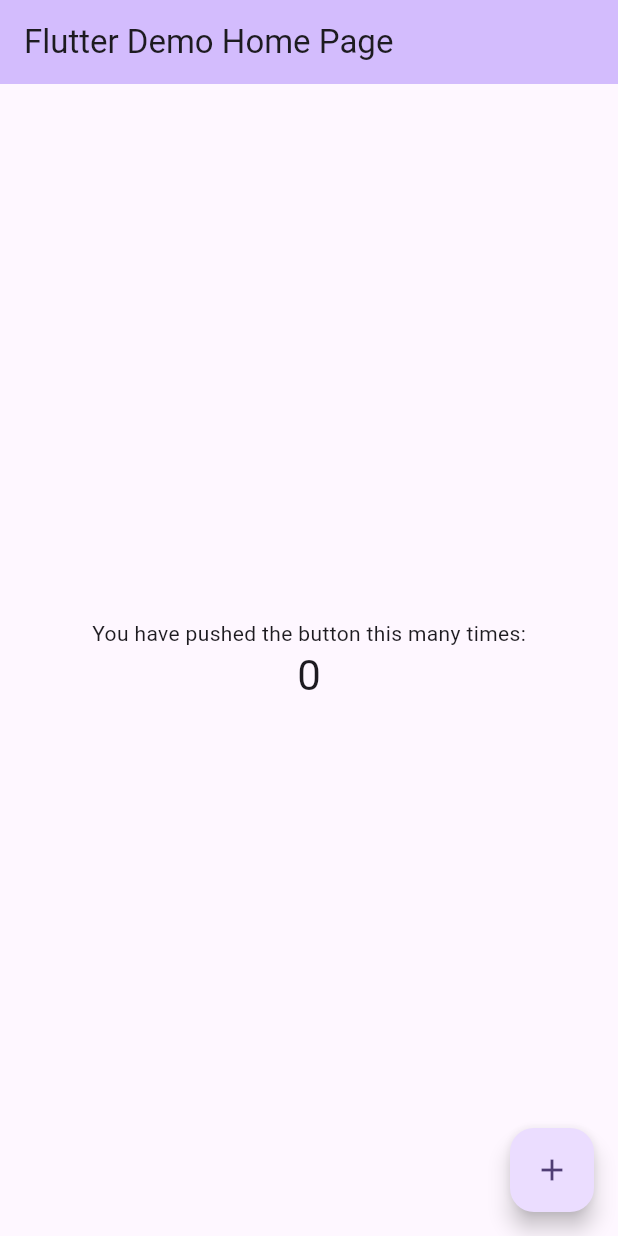
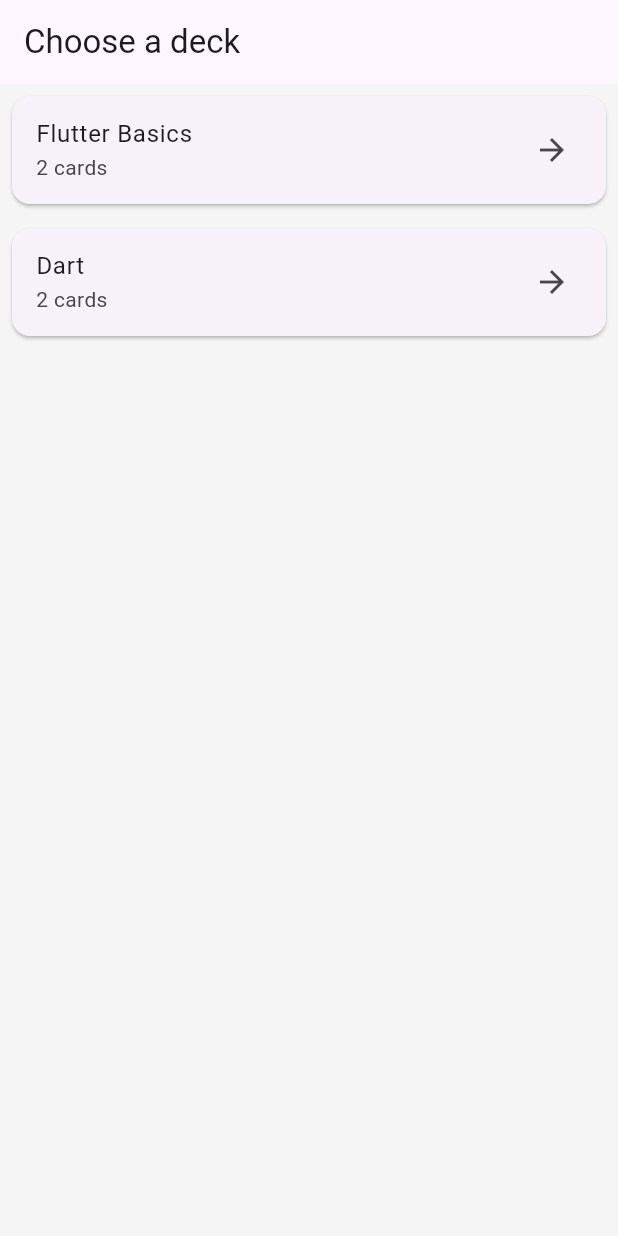
Before and after one commit to Ali1raz/MobileApp-development-, a Flutter app: the screen it shows after launch, on a phone screen of 412 x 824 dp. Run offline on Flutter 3.47's test engine with Material 3 defaults, Android fonts, the light colour scheme and no system bars.

Commit message:
add basic routes

```diff
--- a/flashcards/lib/main.dart
+++ b/flashcards/lib/main.dart
@@ -1,122 +1,147 @@
 import 'package:flutter/material.dart';
 
-void main() {
-  runApp(const MyApp());
-}
+void main() => runApp(MyApp());
 
 class MyApp extends StatelessWidget {
   const MyApp({super.key});
 
-  // This widget is the root of your application.
   @override
   Widget build(BuildContext context) {
     return MaterialApp(
-      title: 'Flutter Demo',
+      title: "FlashCards App",
       theme: ThemeData(
-        // This is the theme of your application.
-        //
-        // TRY THIS: Try running your application with "flutter run". You'll see
-        // the application has a purple toolbar. Then, without quitting the app,
-        // try changing the seedColor in the colorScheme below to Colors.green
-        // and then invoke "hot reload" (save your changes or press the "hot
-        // reload" button in a Flutter-supported IDE, or press "r" if you used
-        // the command line to start the app).
-        //
-        // Notice that the counter didn't reset back to zero; the application
-        // state is not lost during the reload. To reset the state, use hot
-        // restart instead.
-        //
-        // This works for code too, not just values: Most code changes can be
-        // tested with just a hot reload.
-        colorScheme: ColorScheme.fromSeed(seedColor: Colors.deepPurple),
+        primarySwatch: Colors.blue,
+        scaffoldBackgroundColor: Colors.grey[100],
       ),
-      home: const MyHomePage(title: 'Flutter Demo Home Page'),
+      home: DeckSelectionScreen(),
+      debugShowCheckedModeBanner: false,
     );
   }
 }
 
-class MyHomePage extends StatefulWidget {
-  const MyHomePage({super.key, required this.title});
 
-  // This widget is the home page of your application. It is stateful, meaning
-  // that it has a State object (defined below) that contains fields that affect
-  // how it looks.
+class Flashcard {
+  final String question;
+  final String answer;
 
-  // This class is the configuration for the state. It holds the values (in this
-  // case the title) provided by the parent (in this case the App widget) and
-  // used by the build method of the State. Fields in a Widget subclass are
-  // always marked "final".
+  const Flashcard({required this.question, required this.answer});
+}
 
+class Deck {
   final String title;
+  final List<Flashcard> cards;
+
+  Deck({ required this.title, required this.cards });
+}
+
+class DeckSelectionScreen extends StatelessWidget {
+  final List<Deck> decks = [
+    Deck(
+        title: "Flutter Basics",
+        cards: [
+          Flashcard(question: "What is Flutter?", answer: "Google UI toolkit for building natively compiled apps"),
+          Flashcard(question: "What language does flutter use?", answer: "Dart"),
+        ]
+    ),
+    Deck(
+        title: "Dart",
+        cards: [
+          Flashcard(question: "what is dart mixins?", answer: "way to reuse code across multiple class."),
+          Flashcard(question: "what is null safety in dart?", answer: "Feature that prevents null reference exception."),
+        ]
+    )
+  ];
+
+  @override Widget build(BuildContext context) {
+    return Scaffold(
+      appBar: AppBar(title: Text("Choose a deck")),
+      body: ListView.builder(
+          itemCount: decks.length,
+          itemBuilder: (context, index) {
+            return Card(
+              margin: const EdgeInsets.all(8),
+              child: ListTile(
+                title: Text(decks[index].title),
+                subtitle: Text('${decks[index].cards.length} cards'),
+                trailing: Icon(Icons.arrow_forward),
+                onTap: ()  {
+                  Navigator.push(
+                      context,
+                      MaterialPageRoute(
+                          builder: (context) => FlashcardScreen(deck: decks[index])
+                      )
+                  );
+                },
+              ),
+            );
+          }),
+    );
+  }
+}
+
+class FlashcardScreen extends StatefulWidget {
+  final Deck deck;
+  const FlashcardScreen({super.key, required this.deck});
 
   @override
-  State<MyHomePage> createState() => _MyHomePageState();
+  _FlashcardScreenState createState() => _FlashcardScreenState();
 }
 
-class _MyHomePageState extends State<MyHomePage> {
-  int _counter = 0;
+class _FlashcardScreenState extends State<FlashcardScreen> {
+  bool _showQuestion = true;
+  int _currentCardIndex = 0;
 
-  void _incrementCounter() {
+  void _toggleCard() {
     setState(() {
-      // This call to setState tells the Flutter framework that something has
-      // changed in this State, which causes it to rerun the build method below
-      // so that the display can reflect the updated values. If we changed
-      // _counter without calling setState(), then the build method would not be
-      // called again, and so nothing would appear to happen.
-      _counter++;
+      _showQuestion = !_showQuestion;
+    });
+  }
+
+  void _nextCard() {
+    setState(() {
+      _currentCardIndex = (_currentCardIndex+1) % widget.deck.cards.length;
+      _showQuestion = true;
     });
   }
 
   @override
   Widget build(BuildContext context) {
-    // This method is rerun every time setState is called, for instance as done
-    // by the _incrementCounter method above.
-    //
-    // The Flutter framework has been optimized to make rerunning build methods
-    // fast, so that you can just rebuild anything that needs updating rather
-    // than having to individually change instances of widgets.
     return Scaffold(
       appBar: AppBar(
-        // TRY THIS: Try changing the color here to a specific color (to
-        // Colors.amber, perhaps?) and trigger a hot reload to see the AppBar
-        // change color while the other colors stay the same.
-        backgroundColor: Theme.of(context).colorScheme.inversePrimary,
-        // Here we take the value from the MyHomePage object that was created by
-        // the App.build method, and use it to set our appbar title.
-        title: Text(widget.title),
+        title: Text(widget.deck.title),
+        leading: IconButton(
+            onPressed: () => Navigator.pop(context),
+            icon: Icon(Icons.arrow_back)),
       ),
       body: Center(
-        // Center is a layout widget. It takes a single child and positions it
-        // in the middle of the parent.
         child: Column(
-          // Column is also a layout widget. It takes a list of children and
-          // arranges them vertically. By default, it sizes itself to fit its
-          // children horizontally, and tries to be as tall as its parent.
-          //
-          // Column has various properties to control how it sizes itself and
-          // how it positions its children. Here we use mainAxisAlignment to
-          // center the children vertically; the main axis here is the vertical
-          // axis because Columns are vertical (the cross axis would be
-          // horizontal).
-          //
-          // TRY THIS: Invoke "debug painting" (choose the "Toggle Debug Paint"
-          // action in the IDE, or press "p" in the console), to see the
-          // wireframe for each widget.
           mainAxisAlignment: MainAxisAlignment.center,
-          children: <Widget>[
-            const Text('You have pushed the button this many times:'),
-            Text(
-              '$_counter',
-              style: Theme.of(context).textTheme.headlineMedium,
+          children: [
+            GestureDetector(
+              onTap: _toggleCard,
+              child: Card(
+                elevation: 8,
+                shape: RoundedRectangleBorder(borderRadius: BorderRadius.circular(8),),
+                child: Container(
+                  width: 300,
+                  height: 200,
+                  padding: const EdgeInsets.symmetric(vertical: 20, horizontal: 20),
+                  child: Center(
+                    child: Text(
+                      _showQuestion ? widget.deck.cards[_currentCardIndex].question:
+                      widget.deck.cards[_currentCardIndex].answer,
+                      style: const TextStyle(fontSize: 20),
+                      textAlign: TextAlign.center,
+                    ),
+                  ),
+                ),
+              ),
             ),
+            const SizedBox(height: 30),
+            ElevatedButton(onPressed: _nextCard, child: const Text("next ")),
           ],
         ),
       ),
-      floatingActionButton: FloatingActionButton(
-        onPressed: _incrementCounter,
-        tooltip: 'Increment',
-        child: const Icon(Icons.add),
-      ), // This trailing comma makes auto-formatting nicer for build methods.
     );
   }
 }
```
